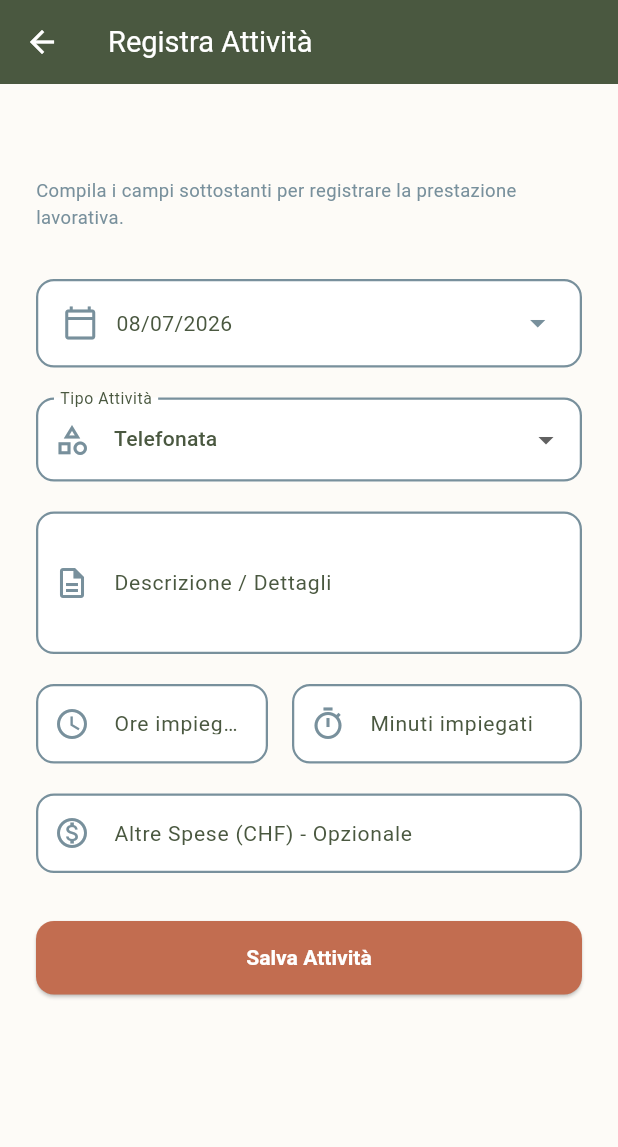
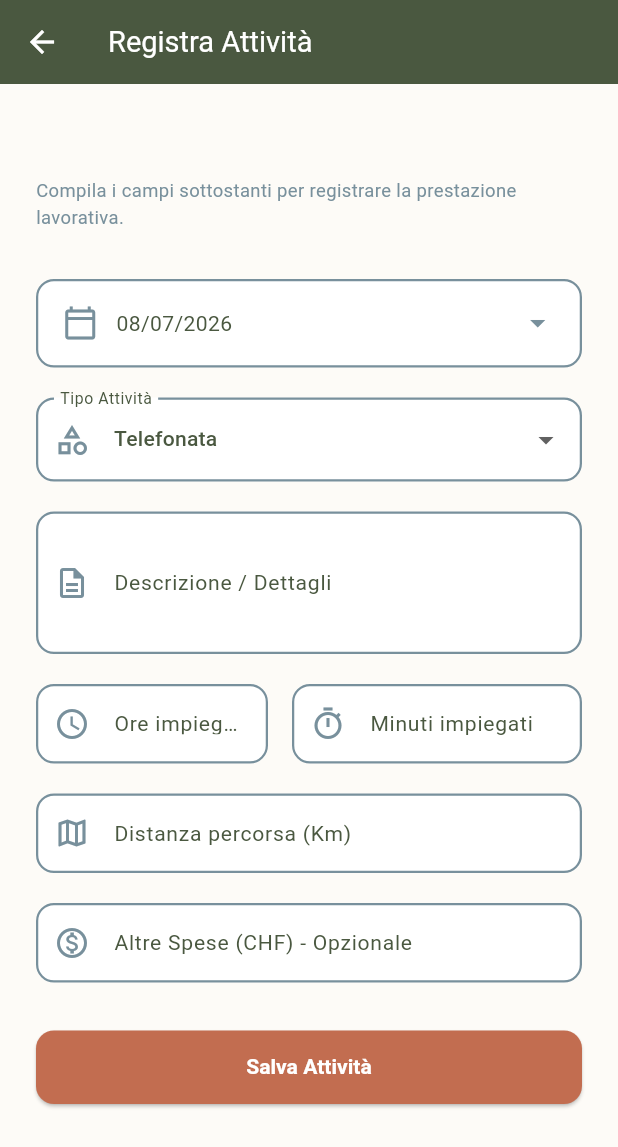
Before and after one commit to menegall/kura_flutter, a Flutter app: the AddActivityPage screen opened directly with empty values, on a phone screen of 412 x 824 dp. Shown: the top 1147 px of the screen. Run offline on Flutter 3.47's test engine with Material 3 defaults, Android fonts, the phone set to English and light mode, and no system bars; our stand-ins replace printing, shared_preferences, supabase_flutter; accounts and stored records are empty.

Commit message:
Added time for tranfert and km for everything

```diff
--- a/lib/features/home/pages/add_activity_page.dart
+++ b/lib/features/home/pages/add_activity_page.dart
@@ -234,7 +234,6 @@ class _AddActivityPageState extends State<AddActivityPage> {
                 const SizedBox(height: 20),
                 // Campi Condizionali
                 // 1. Campo Tempo
-                if (_selectedType != 'transfert') ...[
                 Row(
                   children: [
                     Expanded(
@@ -278,9 +277,7 @@ class _AddActivityPageState extends State<AddActivityPage> {
                         validator: (value) {
                           if (value != null && value.isNotEmpty) {
                             final parsed = int.tryParse(value);
-                              if (parsed == null ||
-                                  parsed < 0 ||
-                                  parsed >= 60) {
+                            if (parsed == null || parsed < 0 || parsed >= 60) {
                               return 'Inserisci tra 0 e 59';
                             }
                           }
@@ -290,10 +287,9 @@ class _AddActivityPageState extends State<AddActivityPage> {
                     ),
                   ],
                 ),
-                ],
                 const SizedBox(height: 20),
-                // 2. Campo Km (solo per Trasferta)
-                if (_selectedType == 'transfert') ...[
+
+                // 2. Campo Km
                 TextFormField(
                   controller: _kilometersController,
                   decoration: const InputDecoration(
@@ -321,7 +317,7 @@ class _AddActivityPageState extends State<AddActivityPage> {
                   },
                 ),
                 const SizedBox(height: 20),
-                ],
+
                 // 3. Campo Francobolli (solo per Email/Lettera)
                 if (_selectedType == 'mail') ...[
                   TextFormField(
@@ -355,10 +351,15 @@ class _AddActivityPageState extends State<AddActivityPage> {
                   controller: _otherExpensesController,
                   decoration: const InputDecoration(
                     labelText: 'Altre Spese (CHF) - Opzionale',
-                    prefixIcon: Icon(Icons.monetization_on_outlined, color: AppColors.blueGrey),
+                    prefixIcon: Icon(
+                      Icons.monetization_on_outlined,
+                      color: AppColors.blueGrey,
+                    ),
                     hintText: 'Es: 15.00',
                   ),
-                  keyboardType: const TextInputType.numberWithOptions(decimal: true),
+                  keyboardType: const TextInputType.numberWithOptions(
+                    decimal: true,
+                  ),
                   validator: (value) {
                     if (value != null && value.isNotEmpty) {
                       final parsed = double.tryParse(value);
```
Lines whose indentation alone changed are shown as unchanged.
